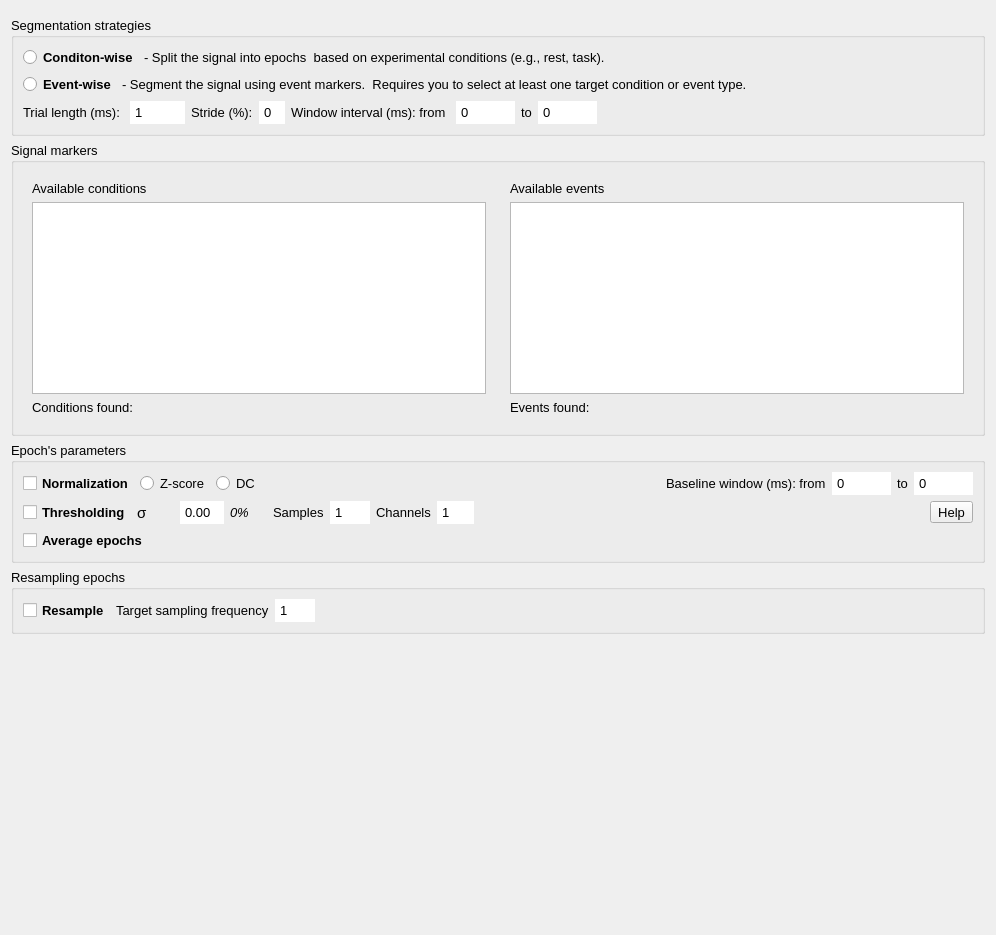
This is Segmentation/segmentation_widget.ui in medusabci/medusa-analyzer as Qt 5 draws it before an edit. The edited form follows.
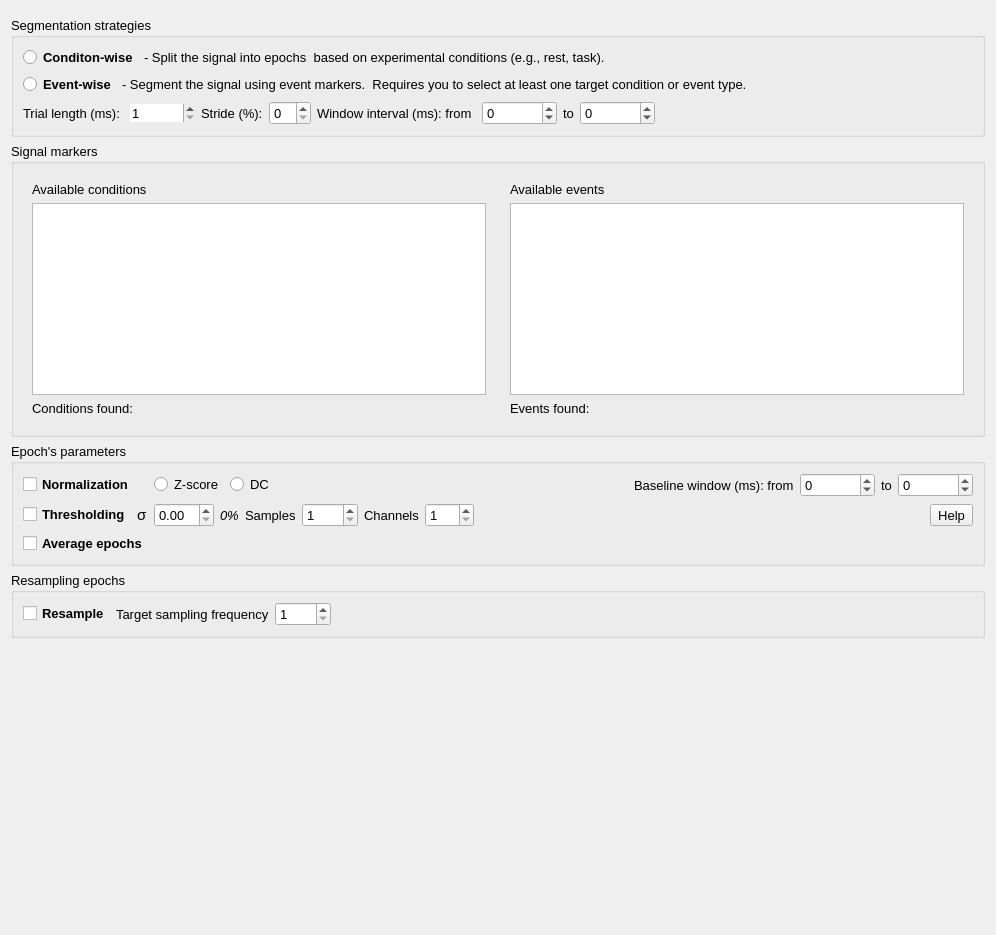
This is the edited form.

The edit to the form file:
```diff
--- a/Segmentation/segmentation_widget.ui
+++ b/Segmentation/segmentation_widget.ui
@@ -6,7 +6,7 @@
    <rect>
     <x>0</x>
     <y>0</y>
-    <width>996</width>
+    <width>995</width>
     <height>935</height>
    </rect>
   </property>
@@ -133,12 +133,7 @@
            </font>
           </property>
           <property name="styleSheet">
-           <string notr="true">QSpinBox::up-button, QSpinBox::down-button {
-    width: 0;
-    height: 0;
-    border: none;
-}
-</string>
+           <string notr="true"/>
           </property>
           <property name="inputMethodHints">
            <set>Qt::ImhDigitsOnly</set>
@@ -170,12 +165,7 @@
         <item>
          <widget class="QSpinBox" name="trialstrideBox">
           <property name="styleSheet">
-           <string notr="true">QSpinBox::up-button, QSpinBox::down-button {
-    width: 0;
-    height: 0;
-    border: none;
-}
-</string>
+           <string notr="true"/>
           </property>
          </widget>
         </item>
@@ -197,12 +187,7 @@
            </font>
           </property>
           <property name="styleSheet">
-           <string notr="true">QSpinBox::up-button, QSpinBox::down-button {
-    width: 0;
-    height: 0;
-    border: none;
-}
-</string>
+           <string notr="true"/>
           </property>
           <property name="frame">
            <bool>true</bool>
@@ -228,12 +213,7 @@
         <item>
          <widget class="QSpinBox" name="winBox_2">
           <property name="styleSheet">
-           <string notr="true">QSpinBox::up-button, QSpinBox::down-button {
-    width: 0;
-    height: 0;
-    border: none;
-}
-</string>
+           <string notr="true"/>
           </property>
           <property name="minimum">
            <number>-100000</number>
@@ -376,6 +356,24 @@
           </property>
          </widget>
         </item>
+        <item>
+         <widget class="QLabel" name="normLabel">
+          <property name="font">
+           <font>
+            <italic>true</italic>
+           </font>
+          </property>
+          <property name="text">
+           <string/>
+          </property>
+          <property name="margin">
+           <number>0</number>
+          </property>
+          <property name="indent">
+           <number>-8</number>
+          </property>
+         </widget>
+        </item>
         <item>
          <widget class="QRadioButton" name="zscoreRButton">
           <property name="text">
@@ -416,12 +414,7 @@
         <item>
          <widget class="QSpinBox" name="baselineCBox_1">
           <property name="styleSheet">
-           <string notr="true">QSpinBox::up-button, QSpinBox::down-button {
-    width: 0;
-    height: 0;
-    border: none;
-}
-</string>
+           <string notr="true"/>
           </property>
           <property name="minimum">
            <number>-100000</number>
@@ -441,12 +434,7 @@
         <item>
          <widget class="QSpinBox" name="baselineCBox_2">
           <property name="styleSheet">
-           <string notr="true">QSpinBox::up-button, QSpinBox::down-button {
-    width: 0;
-    height: 0;
-    border: none;
-}
-</string>
+           <string notr="true"/>
           </property>
           <property name="minimum">
            <number>-100000</number>
@@ -478,6 +466,12 @@
         </item>
         <item>
          <widget class="QLabel" name="threskLabel">
+          <property name="sizePolicy">
+           <sizepolicy hsizetype="Fixed" vsizetype="Preferred">
+            <horstretch>0</horstretch>
+            <verstretch>0</verstretch>
+           </sizepolicy>
+          </property>
           <property name="font">
            <font>
             <pointsize>11</pointsize>
@@ -494,12 +488,10 @@
         <item>
          <widget class="QDoubleSpinBox" name="threskBox">
           <property name="styleSheet">
-           <string notr="true">QDoubleSpinBox::up-button, QDoubleSpinBox::down-button {
-    width: 0;
-    height: 0;
-    border: none;
-}
-</string>
+           <string notr="true"/>
+          </property>
+          <property name="singleStep">
+           <double>0.100000000000000</double>
           </property>
          </widget>
         </item>
@@ -528,12 +520,7 @@
         <item>
          <widget class="QSpinBox" name="thressampBox">
           <property name="styleSheet">
-           <string notr="true">QSpinBox::up-button, QSpinBox::down-button {
-    width: 0;
-    height: 0;
-    border: none;
-}
-</string>
+           <string notr="true"/>
           </property>
           <property name="minimum">
            <number>1</number>
@@ -556,12 +543,7 @@
            <string>Minimum number of channels that have to have n_samples over the threshold in each epoch to be discarded</string>
           </property>
           <property name="styleSheet">
-           <string notr="true">QSpinBox::up-button, QSpinBox::down-button {
-    width: 0;
-    height: 0;
-    border: none;
-}
-</string>
+           <string notr="true"/>
           </property>
           <property name="minimum">
            <number>1</number>
@@ -650,12 +632,7 @@
       <item>
        <widget class="QSpinBox" name="resamplefsBox">
         <property name="styleSheet">
-         <string notr="true">QSpinBox::up-button, QSpinBox::down-button {
-    width: 0;
-    height: 0;
-    border: none;
-}
-</string>
+         <string notr="true"/>
         </property>
         <property name="minimum">
          <number>1</number>
```
